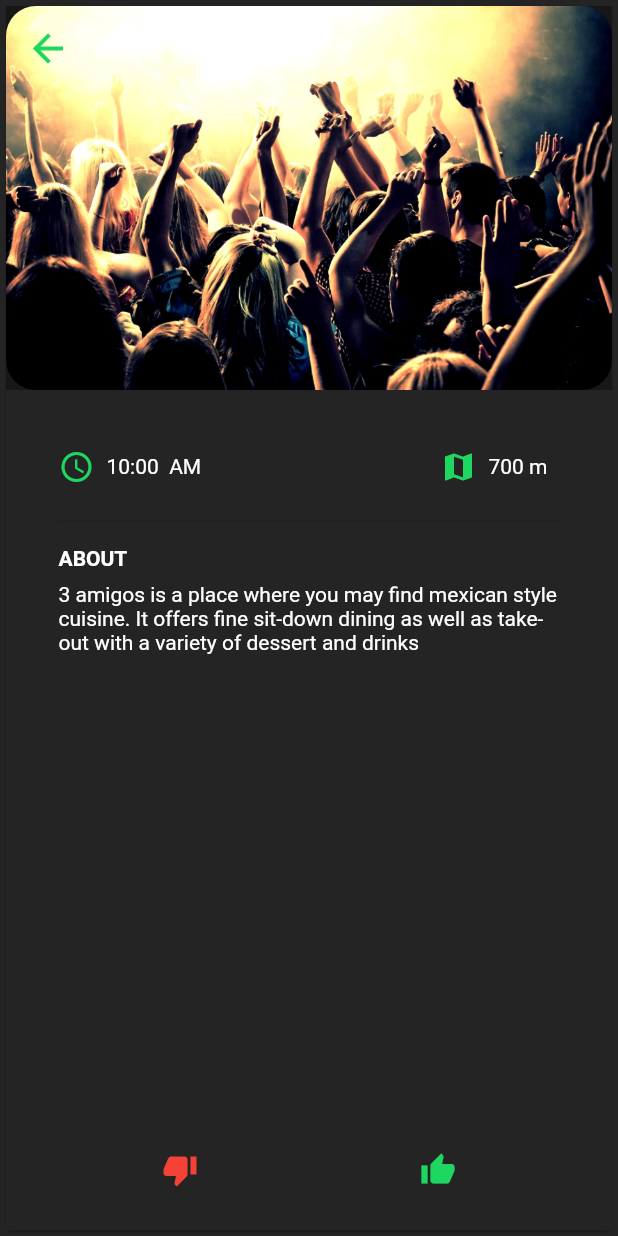
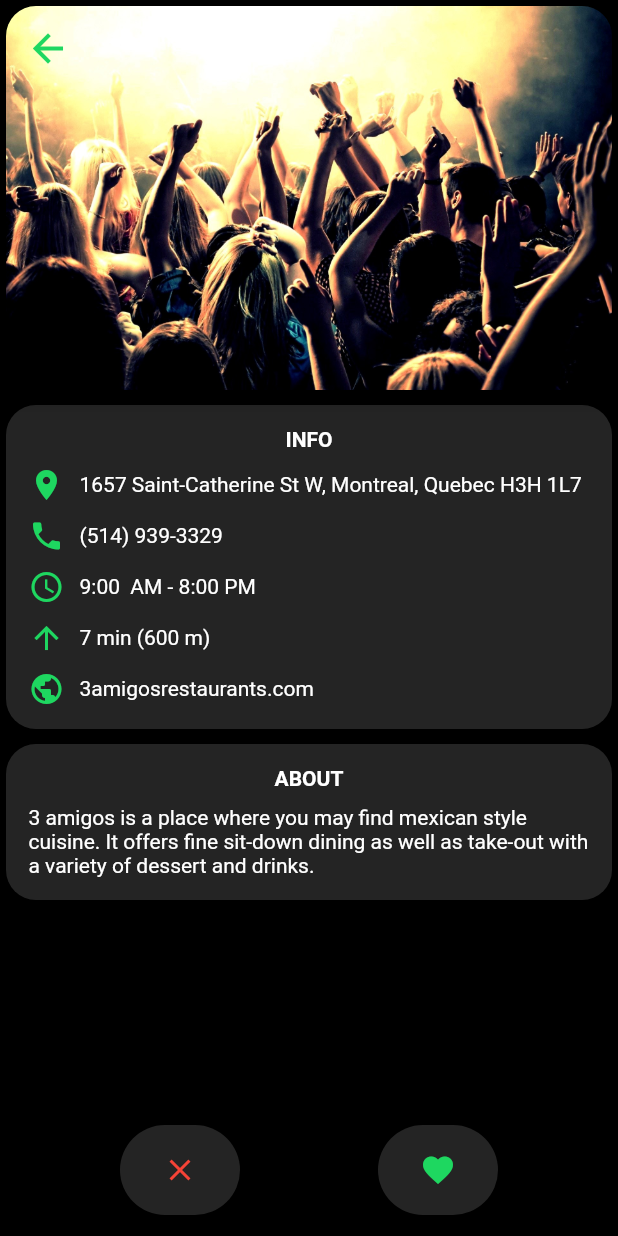
Before and after one commit to muhanator/Hungies, a Flutter app: the screen it shows after launch, after a tap on the "thumb down" icon, on a phone screen of 412 x 824 dp. Run offline on Flutter 3.47's test engine with Material 2 defaults, Android fonts, the phone set to English and light mode, and no system bars; our stand-ins replace google_maps_flutter, sliding_up_panel.

Commit message:
Added changes

```diff
--- a/lib/views/detail.dart
+++ b/lib/views/detail.dart
@@ -21,7 +21,6 @@ class _DetailPageState extends State<DetailPage> with TickerProviderStateMixin {
   _DetailPageState({this.type});
   List data = restaurantImages;
   double _appBarHeight = 256.0;
-  AppBarBehavior _appBarBehavior = AppBarBehavior.pinned;
 
   void initState() {
     _containerController =  AnimationController(
@@ -65,13 +64,13 @@ class _DetailPageState extends State<DetailPage> with TickerProviderStateMixin {
     return  Theme(
       data:  ThemeData(
         brightness: Brightness.light,
-        primaryColor: DARK_GREY,
+        primaryColor: Colors.black,
         platform: Theme.of(context).platform,
       ),
       child:  Container(
         width: width.value,
         height: heigth.value,
-        color: CARD_GREY,
+        color: Colors.black,
         child: new Hero(
           tag: "img",
           child: new Card(
@@ -81,8 +80,7 @@ class _DetailPageState extends State<DetailPage> with TickerProviderStateMixin {
               width: width.value,
               height: heigth.value,
               decoration:  BoxDecoration(
-                color: CARD_GREY,
-                borderRadius:  BorderRadius.circular(10.0),
+                borderRadius:  BorderRadius.circular(20.0),
               ),
               child:  Stack(
                 alignment: AlignmentDirectional.bottomCenter,
@@ -90,7 +88,6 @@ class _DetailPageState extends State<DetailPage> with TickerProviderStateMixin {
                    CustomScrollView(
                     slivers: <Widget>[
                        SliverAppBar(
-                        elevation: 0.0,
                         forceElevated: true,
                         leading:  IconButton(
                           onPressed: () {
@@ -103,10 +100,6 @@ class _DetailPageState extends State<DetailPage> with TickerProviderStateMixin {
                           ),
                         ),
                         expandedHeight: _appBarHeight,
-                        pinned: _appBarBehavior == AppBarBehavior.pinned,
-                        floating: _appBarBehavior == AppBarBehavior.floating ||
-                            _appBarBehavior == AppBarBehavior.snapping,
-                        snap: _appBarBehavior == AppBarBehavior.snapping,
                         flexibleSpace:  FlexibleSpaceBar(
                           background:  Stack(
                             fit: StackFit.expand,
@@ -125,77 +118,122 @@ class _DetailPageState extends State<DetailPage> with TickerProviderStateMixin {
                       ),
                        SliverList(
                         delegate:  SliverChildListDelegate(<Widget>[
+                          SizedBox(height: 10),
                           Container(
-                            color: CARD_GREY,
-                            child:  Padding(
-                              padding: const EdgeInsets.all(35.0),
+                            color: Colors.black,
                             child:  Column(
                               crossAxisAlignment: CrossAxisAlignment.start,
                               children: <Widget>[
                                  Container(
                                    decoration:  BoxDecoration(
-                                         color: CARD_GREY,
-                                         border:  Border(
-                                             bottom:  BorderSide(
-                                                 color: Colors.black12))),
-                                    padding:  EdgeInsets.only(bottom: 20.0),
+                                       borderRadius:  BorderRadius.circular(20.0),
+                                       color: CARD_GREY),
+                                  padding:  const EdgeInsets.all(15),
                                   alignment: Alignment.center,
-                                    child:  Row(
-                                      mainAxisAlignment:
-                                          MainAxisAlignment.spaceBetween,
+                                  child:  Column(
                                     children: <Widget>[
+                                      Text(
+                                        "INFO",
+                                        style:  TextStyle(color: Colors.white,
+                                            fontWeight: FontWeight.bold),
+                                      ),
+                                      SizedBox(height: 10),
+                                      Row(
+                                        children: <Widget>[
+                                          Icon(
+                                            Icons.location_on,
+                                            color: PRIMARY_COLOR,
+                                          ),
+                                          SizedBox(width: 10),
+                                          Flexible(
+                                            child: Text("1657 Saint-Catherine St W, Montreal, Quebec H3H 1L7",
+                                              style:  TextStyle(color: Colors.white,
+                                                  fontWeight: FontWeight.normal),
+                                            ),
+                                          )
+                                        ],
+                                      ),
+                                      SizedBox(height: 10),
+                                      Row(
+                                        children: <Widget>[
+                                          Icon(
+                                            Icons.phone,
+                                            color: PRIMARY_COLOR,
+                                          ),
+                                          SizedBox(width: 10),
+                                          Text("(514) 939-3329",
+                                            style:  TextStyle(color: Colors.white,
+                                                fontWeight: FontWeight.normal),
+                                          )
+                                        ],
+                                      ),
+                                      SizedBox(height: 10),
                                       Row(
                                         children: <Widget>[
                                           Icon(
                                             Icons.access_time,
                                             color: PRIMARY_COLOR,
                                           ),
-                                             Padding(
-                                              padding:
-                                                  const EdgeInsets.all(8.0),
-                                              child:  Text("10:00  AM",
+                                          SizedBox(width: 10),
+                                          Text("9:00  AM - 8:00 PM",
                                               style:  TextStyle(color: Colors.white,
-                                                      fontWeight: FontWeight.normal)),
+                                                  fontWeight: FontWeight.normal))
+                                        ],
+                                      ),
+                                      SizedBox(height: 10),
+                                      Row(
+                                        children: <Widget>[
+                                          Icon(
+                                            Icons.arrow_upward,
+                                            color: PRIMARY_COLOR,
+                                          ),
+                                          SizedBox(width: 10),
+                                          Text("7 min (600 m)",
+                                            style:  TextStyle(color: Colors.white,
+                                                fontWeight: FontWeight.normal),
                                           )
                                         ],
                                       ),
+                                      SizedBox(height: 10),
                                       Row(
                                         children: <Widget>[
                                           Icon(
-                                              Icons.map,
+                                            Icons.public,
                                             color: PRIMARY_COLOR,
                                           ),
-                                             Padding(
-                                              padding:
-                                                  const EdgeInsets.all(8.0),
-                                              child:  Text("700 m",
+                                          SizedBox(width: 10),
+                                          Text("3amigosrestaurants.com",
                                             style:  TextStyle(color: Colors.white,
                                                 fontWeight: FontWeight.normal),
-                                            ))
+                                          )
                                         ],
                                       ),
                                     ],
+                                  )
                                 ),
-                                  ),
-                                   Padding(
-                                    padding: const EdgeInsets.only(
-                                        top: 16.0, bottom: 8.0),
-                                    child:  Text(
+                                 SizedBox(height: 10),
+                                 Container(
+                                   padding:  const EdgeInsets.all(15),
+                                   decoration:  BoxDecoration(
+                                       borderRadius:  BorderRadius.circular(20.0),
+                                       color: CARD_GREY),
+                                   child: Column(
+                                     children: <Widget>[
+                                       Text(
                                          "ABOUT",
                                          style:  TextStyle(color: Colors.white,
                                              fontWeight: FontWeight.bold),
                                        ),
-                                  ),
+                                       SizedBox(height: 10),
                                        Text(
                                            "3 amigos is a place where you may find mexican style cuisine. "
-                                          "It offers fine sit-down dining as well as take-out with a variety of dessert and drinks",
+                                               "It offers fine sit-down dining as well as take-out with a variety of dessert and drinks.",
                                            style: TextStyle(color: Colors.white,
-                                       fontWeight: FontWeight.normal)),
-                                   Container(
-                                    height: 100.0,
-                                  )
+                                               fontWeight: FontWeight.normal))
                                      ],
                                    ),
+                                 ),
+                              ],
                             ),
                           ),
                         ]),
@@ -205,11 +243,8 @@ class _DetailPageState extends State<DetailPage> with TickerProviderStateMixin {
                    Container(
                       width: 600.0,
                       height: 80.0,
-                      decoration:  BoxDecoration(
-                        color:  CARD_GREY,
-                      ),
                       alignment: Alignment.center,
-                      child:  Row(
+                      child: Row(
                         mainAxisAlignment: MainAxisAlignment.spaceEvenly,
                         children: <Widget>[
                           FlatButton(
@@ -227,7 +262,7 @@ class _DetailPageState extends State<DetailPage> with TickerProviderStateMixin {
                                         60.0),
                                   ),
                                   child: Icon(
-                                    Icons.thumb_down,
+                                    Icons.clear,
                                     color: Colors.red,
                                   ))),
                           FlatButton(
@@ -244,7 +279,7 @@ class _DetailPageState extends State<DetailPage> with TickerProviderStateMixin {
                                       60.0),
                                 ),
                                 child: Icon(
-                                  Icons.thumb_up,
+                                  Icons.favorite,
                                   color: PRIMARY_COLOR,
                                 ),
                               ))
--- a/lib/views/home_page.dart
+++ b/lib/views/home_page.dart
@@ -120,7 +120,7 @@ class HomePageState extends State<HomePage> with TickerProviderStateMixin {
     return Scaffold(
         appBar: AppBar(
           brightness: Brightness.dark,
-          backgroundColor: DARK_GREY,
+          backgroundColor: Colors.black,
           centerTitle: true,
           leading: Container(
             margin: const EdgeInsets.all(12.0),
@@ -157,7 +157,7 @@ class HomePageState extends State<HomePage> with TickerProviderStateMixin {
           ),
         ),
         body: Container(
-          color: DARK_GREY,
+          color: Colors.black,
           alignment: Alignment.center,
           child: dataLength > 0
               ? Stack(
```
Lines whose indentation alone changed are shown as unchanged.
